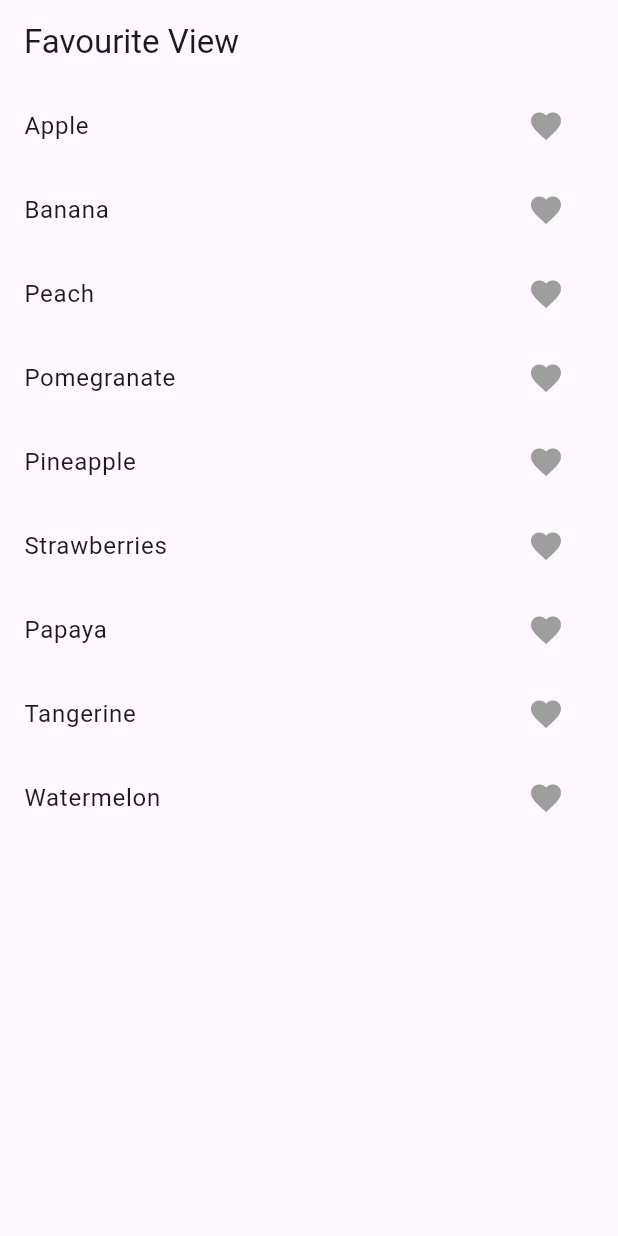
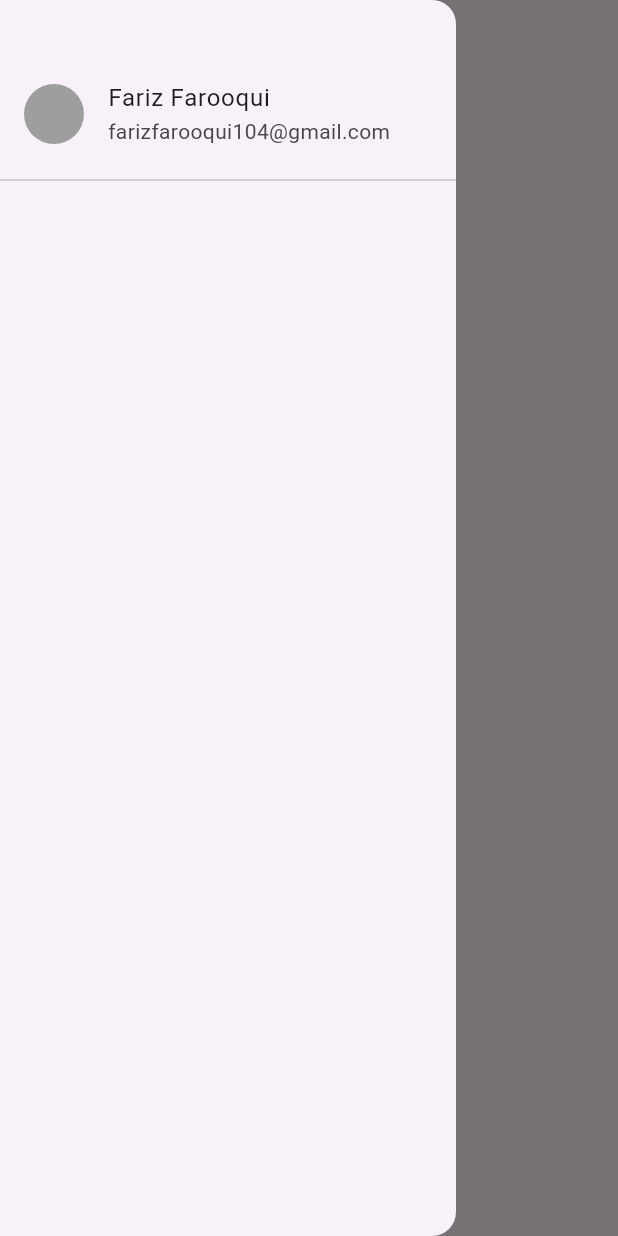
Before and after one commit to farizfarooqui/GetX, a Flutter app: the screen it shows after launch, with the side drawer open (before the commit the screen has no drawer), on a phone screen of 412 x 824 dp. Run offline on Flutter 3.47's test engine with Material 3 defaults, Android fonts, the phone set to English and light mode, and no system bars; our stand-ins replace get, image_picker.

Commit message:
image picker

```diff
--- a/lib/Views/Counter view/counter_counter.dart
+++ b/lib/Views/Counter view/counter_counter.dart
@@ -5,11 +5,9 @@ class CounterController extends GetxController {
 
   increment() {
     counter.value++;
-    print(counter);
   }
 
   decrement() {
     counter.value--;
-    print(counter);
   }
 }
--- a/lib/Views/Counter view/counter_view.dart
+++ b/lib/Views/Counter view/counter_view.dart
@@ -52,8 +52,7 @@ class _CounterViewState extends State<CounterView> {
               onPressed: () {
                 Get.to(const SliderView());
               },
-              child: const Padding(
-                  padding: EdgeInsets.all(5), child: Text('Next Page')),
+              child: const Icon(Icons.arrow_forward),
             ),
           ],
         ),
--- /dev/null
+++ b/lib/Views/Image picker view/image_picker_controller.dart
@@ -0,0 +1,13 @@
+import 'package:get/get.dart';
+import 'package:image_picker/image_picker.dart';
+
+class ImagePickerController extends GetxController {
+  RxString imagePath = ''.obs;
+  Future getImage() async {
+    final ImagePicker _imagePicker = ImagePicker();
+    final image = await _imagePicker.pickImage(source: ImageSource.gallery);
+    if (image != null) {
+      imagePath.value = image.path.toString();
+    } else {}
+  }
+}
--- /dev/null
+++ b/lib/Views/Image picker view/image_picker_view.dart
@@ -0,0 +1,58 @@
+import 'dart:io';
+import 'package:flutter/material.dart';
+import 'package:get/get.dart';
+import 'package:getx/Views/Image%20picker%20view/image_picker_controller.dart';
+
+class ImagePickerView extends StatefulWidget {
+  const ImagePickerView({super.key});
+
+  @override
+  State<ImagePickerView> createState() => _ImagePickerViewState();
+}
+
+class _ImagePickerViewState extends State<ImagePickerView> {
+  ImagePickerController imagePickerController =
+      Get.put(ImagePickerController());
+  @override
+  Widget build(BuildContext context) {
+    return Scaffold(
+      appBar: AppBar(
+        title: const Text('Pick an image'),
+      ),
+      body: const Center(
+        child: Text('Hello ! from Fariz'),
+      ),
+      drawer: Drawer(
+        child: Padding(
+          padding: const EdgeInsets.only(
+            top: 40,
+            left: 0,
+            right: 0,
+          ),
+          child: Column(
+            children: [
+              ListTile(
+                leading: InkWell(
+                    onTap: () {
+                      imagePickerController.getImage();
+                    },
+                    child: Obx(
+                      () => CircleAvatar(
+                          backgroundColor: Colors.grey,
+                          backgroundImage: imagePickerController
+                                  .imagePath.isNotEmpty
+                              ? FileImage(File(
+                                  imagePickerController.imagePath.toString()))
+                              : null),
+                    )),
+                title: const Text('Fariz Farooqui'),
+                subtitle: const Text('farizfarooqui104@gmail.com'),
+              ),
+              const Divider()
+            ],
+          ),
+        ),
+      ),
+    );
+  }
+}
--- a/lib/Views/Slider view/slider_view.dart
+++ b/lib/Views/Slider view/slider_view.dart
@@ -44,8 +44,7 @@ class _SliderViewState extends State<SliderView> {
         onPressed: () {
           Get.to(const SwitchButtonView());
         },
-        child:
-            const Padding(padding: EdgeInsets.all(3), child: Text('Next Page')),
+        child: const Icon(Icons.arrow_forward),
       ),
     );
   }
--- a/lib/main.dart
+++ b/lib/main.dart
@@ -2,6 +2,7 @@ import 'package:flutter/material.dart';
 import 'package:get/get.dart';
 import 'package:getx/Views/Counter%20view/counter_view.dart';
 import 'package:getx/Views/Favourite%20view/favourite_view.dart';
+import 'package:getx/Views/Image%20picker%20view/image_picker_view.dart';
 import 'package:getx/Views/Slider%20view/slider_view.dart';
 import 'package:getx/Views/Switch%20view/switch_button_view.dart';
 
@@ -16,11 +17,13 @@ class MyApp extends StatelessWidget {
   @override
   Widget build(BuildContext context) {
     return GetMaterialApp(
-        debugShowCheckedModeBanner: false,
-        theme: ThemeData(
-          colorScheme: ColorScheme.fromSeed(seedColor: Colors.deepPurple),
-          useMaterial3: true,
-        ),
-        home: const FavouriteView());
+      debugShowCheckedModeBanner: false,
+      theme: ThemeData(
+        colorScheme: ColorScheme.fromSeed(seedColor: Colors.deepPurple),
+        useMaterial3: true,
+      ),
+      home: const ImagePickerView(),
+      // home: const CounterView(),
+    );
   }
 }
--- a/pubspec.yaml
+++ b/pubspec.yaml
@@ -36,6 +36,7 @@ dependencies:
   # Use with the CupertinoIcons class for iOS style icons.
   cupertino_icons: ^1.0.6
   get: ^4.6.6
+  image_picker: ^1.0.7
 
 dev_dependencies:
   flutter_test:
```
Also changed, not shown: lib/Views/Favourite view/favourite_view.dart (+6 -1 lines), lib/Views/Switch view/switch_button_view.dart (+7 -0 lines), pubspec.lock, 5 other files.
